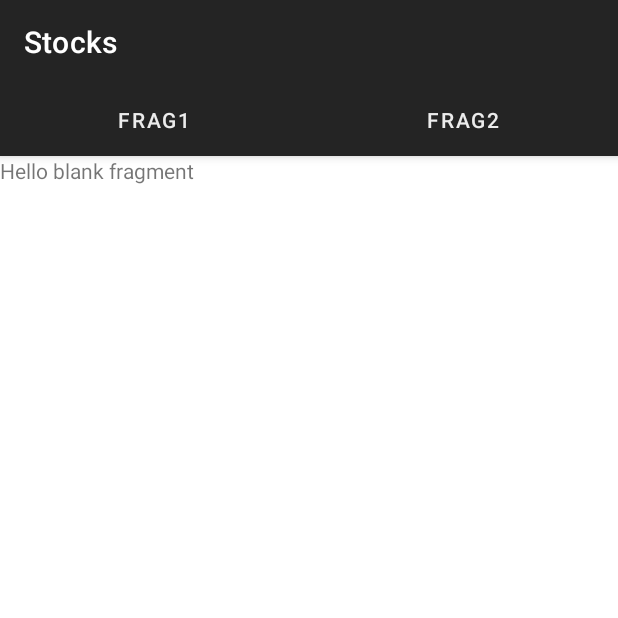
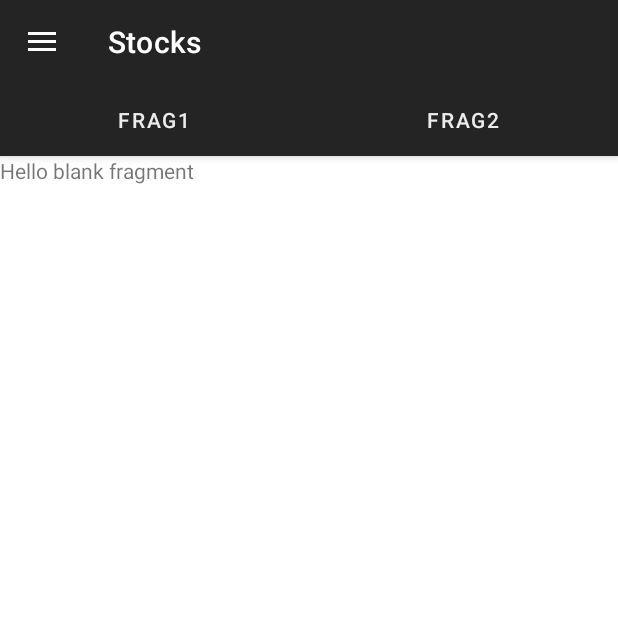
Before and after one commit to Randall16/Stocks, an Android app: the screen it shows after launch (MainActivity), on a phone screen of 412 x 824 dp, the top half of it. Run offline under Robolectric (Android 15) with nearby library versions, the phone set to English and light mode, and no system bars; our stand-ins replace navigation-ui.

Commit message:
Setup navigation components

```diff
--- a/app/src/main/java/com/randallgr/stocks/MainActivity.kt
+++ b/app/src/main/java/com/randallgr/stocks/MainActivity.kt
@@ -2,18 +2,52 @@ package com.randallgr.stocks
 
 import androidx.appcompat.app.AppCompatActivity
 import android.os.Bundle
+import android.view.MenuItem
+import androidx.drawerlayout.widget.DrawerLayout
 import androidx.navigation.NavController
 import androidx.navigation.Navigation
-import androidx.navigation.ui.NavigationUI
+import androidx.navigation.ui.*
+import com.google.android.material.navigation.NavigationView
+import kotlinx.android.synthetic.main.activity_main.*
 
 class MainActivity : AppCompatActivity() {
 
     private lateinit var navController: NavController
+    private lateinit var appBarConfiguration: AppBarConfiguration
 
     override fun onCreate(savedInstanceState: Bundle?) {
         super.onCreate(savedInstanceState)
         setContentView(R.layout.activity_main)
+        setSupportActionBar(toolbar)
 
         navController = Navigation.findNavController(this, R.id.nav_host_fragment)
+
+        val drawerLayout : DrawerLayout? = findViewById(R.id.drawer_layout)
+        appBarConfiguration = AppBarConfiguration(
+            setOf(R.id.destination_stocks, R.id.destination_cryptocurrency),
+            drawerLayout)
+
+        setupNavigationMenu(navController)
+        setupActionBar(navController, appBarConfiguration)
     }
+
+    private fun setupNavigationMenu(navController: NavController) {
+        val sideNavView = findViewById<NavigationView>(R.id.nav_view)
+        sideNavView?.setupWithNavController(navController)
+    }
+
+    private fun setupActionBar(navController: NavController,
+                               appBarConfig : AppBarConfiguration) {
+        setupActionBarWithNavController(navController, appBarConfig)
+    }
+
+    override fun onSupportNavigateUp(): Boolean {
+        return navController.navigateUp(appBarConfiguration)
+    }
+
+    override fun onOptionsItemSelected(item: MenuItem): Boolean {
+        return item.onNavDestinationSelected(navController)
+                || super.onOptionsItemSelected(item)
+    }
+
 }
--- /dev/null
+++ b/app/src/main/java/com/randallgr/stocks/ui/CryptocurrencyContainerFragment.kt
@@ -0,0 +1,25 @@
+package com.randallgr.stocks.ui
+
+
+import android.os.Bundle
+import android.view.LayoutInflater
+import android.view.View
+import android.view.ViewGroup
+import androidx.fragment.app.Fragment
+
+import com.randallgr.stocks.R
+
+
+
+class CryptocurrencyContainerFragment : Fragment() {
+
+    override fun onCreateView(
+        inflater: LayoutInflater, container: ViewGroup?,
+        savedInstanceState: Bundle?
+    ): View? {
+        // Inflate the layout for this fragment
+        return inflater.inflate(R.layout.fragment_cryptocurrency_container, container, false)
+    }
+
+
+}
--- a/app/src/main/java/com/randallgr/stocks/ui/FavoriteStocksFragment.kt
+++ b/app/src/main/java/com/randallgr/stocks/ui/FavoriteStocksFragment.kt
@@ -29,6 +29,7 @@ class FavoriteStocksFragment : Fragment() {
         // Inflate the layout for this fragment
         val view = inflater.inflate(R.layout.fragment_favorite_stocks, container, false)
 
+        /*
         val temp = API_Client_Instance.IEX_API_INSTANCE
 
         // Sample run of pulling Google stock and displaying it TextView
@@ -41,6 +42,7 @@ class FavoriteStocksFragment : Fragment() {
 
             }
         })
+        */
 
         return view
     }
--- a/app/src/main/java/com/randallgr/stocks/ui/StocksContainerFragment.kt
+++ b/app/src/main/java/com/randallgr/stocks/ui/StocksContainerFragment.kt
@@ -40,7 +40,7 @@ class StocksContainerFragment : Fragment() {
 
     private fun setupViewPager(viewPager: ViewPager) {
         val mAdapter = ViewPagerAdapter(this.childFragmentManager)
-        mAdapter.addFragment(TopCryptocurrenciesFragment(), "Frag1")
+        mAdapter.addFragment(FavoriteStocksFragment(), "Frag1")
         mAdapter.addFragment(FavoriteStocksFragment(), "Frag2")
         viewPager.adapter = mAdapter
     }
--- /dev/null
+++ b/app/src/main/res/drawable/ic_attach_money_black_24dp.xml
@@ -0,0 +1,9 @@
+<vector xmlns:android="http://schemas.android.com/apk/res/android"
+        android:width="24dp"
+        android:height="24dp"
+        android:viewportWidth="24.0"
+        android:viewportHeight="24.0">
+    <path
+        android:fillColor="#FF000000"
+        android:pathData="M11.8,10.9c-2.27,-0.59 -3,-1.2 -3,-2.15 0,-1.09 1.01,-1.85 2.7,-1.85 1.78,0 2.44,0.85 2.5,2.1h2.21c-0.07,-1.72 -1.12,-3.3 -3.21,-3.81V3h-3v2.16c-1.94,0.42 -3.5,1.68 -3.5,3.61 0,2.31 1.91,3.46 4.7,4.13 2.5,0.6 3,1.48 3,2.41 0,0.69 -0.49,1.79 -2.7,1.79 -2.06,0 -2.87,-0.92 -2.98,-2.1h-2.2c0.12,2.19 1.76,3.42 3.68,3.83V21h3v-2.15c1.95,-0.37 3.5,-1.5 3.5,-3.55 0,-2.84 -2.43,-3.81 -4.7,-4.4z"/>
+</vector>
--- /dev/null
+++ b/app/src/main/res/drawable/ic_trending_up_black_24dp.xml
@@ -0,0 +1,9 @@
+<vector xmlns:android="http://schemas.android.com/apk/res/android"
+        android:width="24dp"
+        android:height="24dp"
+        android:viewportWidth="24.0"
+        android:viewportHeight="24.0">
+    <path
+        android:fillColor="#FF000000"
+        android:pathData="M16,6l2.29,2.29 -4.88,4.88 -4,-4L2,16.59 3.41,18l6,-6 4,4 6.3,-6.29L22,12V6z"/>
+</vector>
--- a/app/src/main/res/layout/activity_main.xml
+++ b/app/src/main/res/layout/activity_main.xml
@@ -1,12 +1,17 @@
 <?xml version="1.0" encoding="utf-8"?>
-<LinearLayout
+<androidx.drawerlayout.widget.DrawerLayout
         xmlns:android="http://schemas.android.com/apk/res/android"
         xmlns:app="http://schemas.android.com/apk/res-auto"
         xmlns:tools="http://schemas.android.com/tools"
+        android:id="@+id/drawer_layout"
         android:layout_width="match_parent"
         android:layout_height="match_parent"
-        android:orientation="vertical"
         tools:context=".MainActivity">
+
+    <LinearLayout
+            android:layout_width="match_parent"
+            android:layout_height="match_parent"
+            android:orientation="vertical">
 
         <androidx.appcompat.widget.Toolbar
                 android:id="@+id/toolbar"
@@ -26,3 +31,12 @@
                 app:defaultNavHost="true" />
 
     </LinearLayout>
+
+    <com.google.android.material.navigation.NavigationView
+            android:id="@+id/nav_view"
+            android:layout_width="wrap_content"
+            android:layout_height="match_parent"
+            android:layout_gravity="start"
+            app:menu="@menu/menu_navigation" />
+
+</androidx.drawerlayout.widget.DrawerLayout>
--- /dev/null
+++ b/app/src/main/res/layout/fragment_cryptocurrency_container.xml
@@ -0,0 +1,13 @@
+<?xml version="1.0" encoding="utf-8"?>
+<FrameLayout xmlns:android="http://schemas.android.com/apk/res/android"
+             xmlns:tools="http://schemas.android.com/tools"
+             android:layout_width="match_parent"
+             android:layout_height="match_parent"
+             tools:context=".ui.CryptocurrencyContainerFragment">
+
+    <TextView
+            android:layout_width="match_parent"
+            android:layout_height="match_parent"
+            android:text="@string/hello_blank_fragment"/>
+
+</FrameLayout>
--- /dev/null
+++ b/app/src/main/res/menu/menu_navigation.xml
@@ -0,0 +1,11 @@
+<?xml version="1.0" encoding="utf-8"?>
+<menu xmlns:android="http://schemas.android.com/apk/res/android">
+    <item
+            android:id="@+id/destination_stocks"
+            android:icon="@drawable/ic_trending_up_black_24dp"
+            android:title="@string/stocks" />
+    <item
+            android:id="@+id/destination_cryptocurrency"
+            android:icon="@drawable/ic_attach_money_black_24dp"
+            android:title="@string/cryptocurrencies" />
+</menu>
--- a/app/src/main/res/navigation/nav_graph.xml
+++ b/app/src/main/res/navigation/nav_graph.xml
@@ -1,8 +1,18 @@
 <?xml version="1.0" encoding="utf-8"?>
 <navigation xmlns:android="http://schemas.android.com/apk/res/android"
             xmlns:app="http://schemas.android.com/apk/res-auto"
-            android:id="@+id/nav_graph" app:startDestination="@id/stocksContainerFragment2">
+            xmlns:tools="http://schemas.android.com/tools" android:id="@+id/nav_graph" app:startDestination="@id/destination_stocks">
 
-    <fragment android:id="@+id/stocksContainerFragment2" android:name="com.randallgr.stocks.ui.StocksContainerFragment"
-              android:label="StocksContainerFragment"/>
+    <fragment android:id="@+id/destination_stocks" android:name="com.randallgr.stocks.ui.StocksContainerFragment"
+              android:label="Stocks" tools:layout="@layout/fragment_stocks_container">
+        <action android:id="@+id/action_stocksContainerFragment2_to_cryptocurrencyContainerFragment"
+                app:destination="@id/destination_cryptocurrency"/>
+    </fragment>
+    <fragment android:id="@+id/destination_cryptocurrency"
+              android:name="com.randallgr.stocks.ui.CryptocurrencyContainerFragment"
+              android:label="Cryptocurrencies"
+              tools:layout="@layout/fragment_cryptocurrency_container">
+        <action android:id="@+id/action_cryptocurrencyContainerFragment_to_stocksContainerFragment2"
+                app:destination="@id/destination_stocks"/>
+    </fragment>
 </navigation>
--- a/app/src/main/res/values/strings.xml
+++ b/app/src/main/res/values/strings.xml
@@ -1,5 +1,7 @@
 <resources>
     <string name="app_name">Stocks</string>
+    <string name="stocks">Stocks</string>
+    <string name="cryptocurrencies">Cryptocurrencies</string>
 
     <string name="hello_blank_fragment">Hello blank fragment</string>
 </resources>
```
Lines whose indentation alone changed are shown as unchanged.
